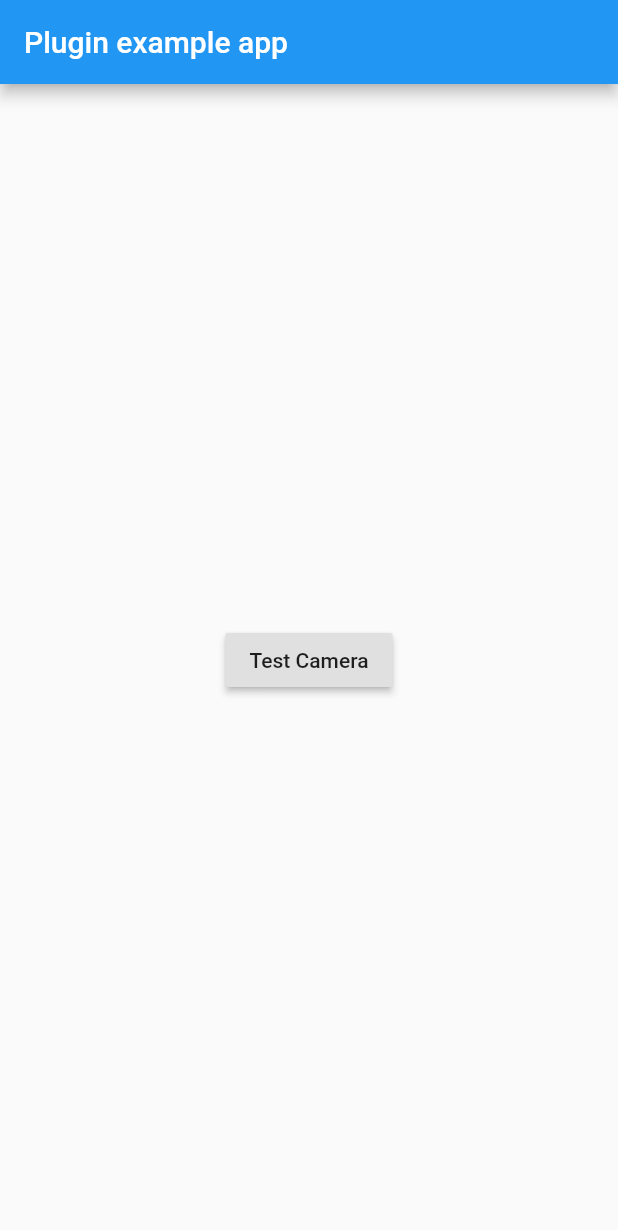
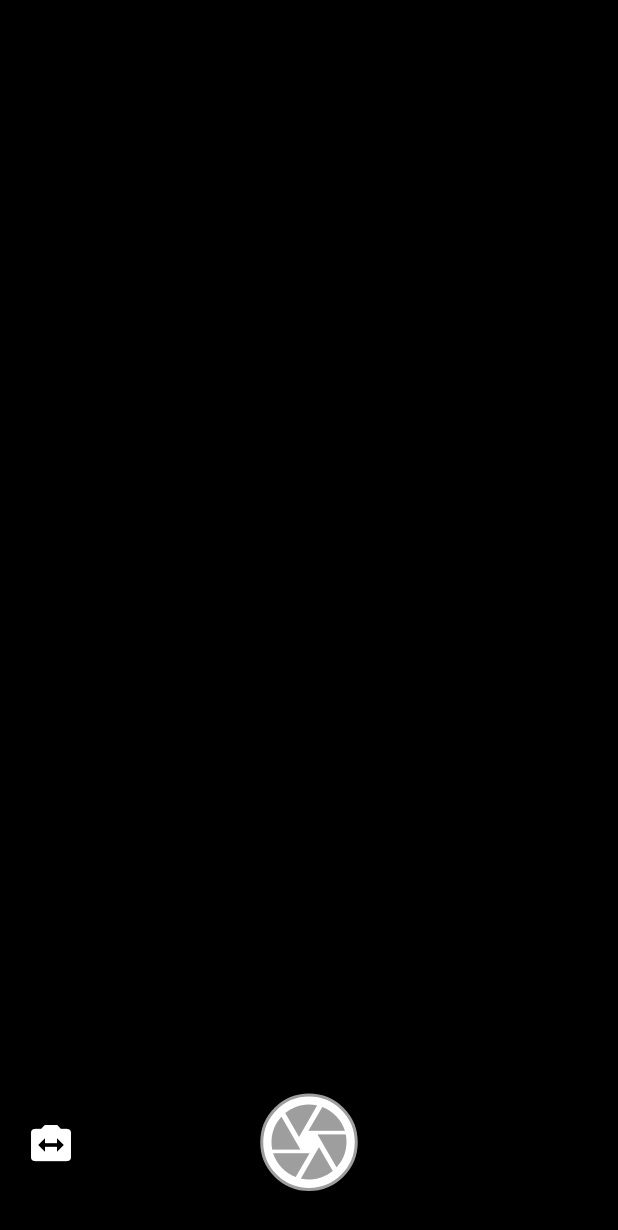
Before and after one commit to bparrishMines/super_plugins, a Flutter app: the screen it shows after launch, on a phone screen of 412 x 824 dp. Shown: the top 1230 px of the screen. Run offline on Flutter 3.47's test engine with Material 2 defaults, Android fonts, the phone set to English and light mode, and no system bars; our stand-ins replace permission_handler; missing offline and left inert: penguin.

Commit message:
Get back camera displaying

```diff
--- a/super_camera/example/lib/main.dart
+++ b/super_camera/example/lib/main.dart
@@ -1,9 +1,17 @@
 import 'package:flutter/material.dart';
+import 'package:flutter/services.dart';
 
 import 'package:permission_handler/permission_handler.dart';
 import 'package:super_camera/super_camera.dart';
 
-void main() => runApp(MyApp());
+void main() {
+//  SystemChrome.setEnabledSystemUIOverlays([]);
+//  SystemChrome.setPreferredOrientations(<DeviceOrientation>[
+//    DeviceOrientation.portraitUp,
+//  ]);
+
+  runApp(MaterialApp(home: MyApp()));
+}
 
 class MyApp extends StatefulWidget {
   @override
@@ -11,6 +19,70 @@ class MyApp extends StatefulWidget {
 }
 
 class _MyAppState extends State<MyApp> {
+  CameraController _controller;
+  LensDirection _lensDirection = LensDirection.back;
+  double _deviceRotation = 0;
+
+  @override
+  void initState() {
+    super.initState();
+    _getCameraPermission().then((bool success) {
+      if (success) _setupCamera();
+    });
+  }
+
+  Future<void> _toggleLensDirection() {
+    _controller.dispose();
+    setState(() {
+      _controller = null;
+    });
+
+    switch (_lensDirection) {
+      case LensDirection.front:
+        _lensDirection = LensDirection.back;
+        break;
+      case LensDirection.back:
+        _lensDirection = LensDirection.front;
+        break;
+      case LensDirection.unknown:
+        _lensDirection = LensDirection.front;
+        break;
+    }
+
+    return _setupCamera();
+  }
+
+  Future<void> _setupCamera() async {
+    final List<CameraDescription> cameras =
+        await CameraController.availableCameras();
+    final CameraDescription camera = cameras.firstWhere(
+      (CameraDescription desc) => desc.direction == _lensDirection,
+    );
+
+    setState(() {
+      _controller = CameraController(description: camera);
+    });
+  }
+
+  Widget _buildPictureButton() {
+    return InkResponse(
+      onTap: () {},
+      child: Container(
+        width: 65,
+        height: 65,
+        decoration: BoxDecoration(
+            color: Colors.white,
+            shape: BoxShape.circle,
+            border: Border.all(color: Colors.grey, width: 2)),
+        child: new Icon(
+          Icons.camera,
+          color: Colors.grey,
+          size: 60,
+        ),
+      ),
+    );
+  }
+
   Future<bool> _getCameraPermission() async {
     final PermissionStatus permission =
         await PermissionHandler().checkPermissionStatus(
@@ -29,33 +101,47 @@ class _MyAppState extends State<MyApp> {
 
   @override
   Widget build(BuildContext context) {
-    return MaterialApp(
-      home: Scaffold(
-        appBar: AppBar(
-          title: const Text('Plugin example app'),
-        ),
-        body: Center(
-          child: RaisedButton(
-            onPressed: () async {
-              final bool hasCameraAccess = await _getCameraPermission();
-
-              if (!hasCameraAccess) {
-                print('No camera access!');
-                return;
-              }
-
-              final List<CameraDescription> cameras =
-                  await CameraController.availableCameras();
-              final CameraController controller = new CameraController(
-                description: cameras.firstWhere(
-                    (CameraDescription description) =>
-                        description.direction == LensDirection.front),
-              );
-              print(cameras);
-            },
-            child: const Text('Test Camera'),
+    return Scaffold(
+      body: Column(
+        children: <Widget>[
+          Expanded(
+            child: Container(
+              child: _controller != null
+                  ? CameraPreview(_controller)
+                  : Container(),
+              decoration: BoxDecoration(
+                color: Colors.black,
+              ),
+            ),
           ),
-        ),
+          Container(
+            padding: EdgeInsets.only(bottom: 30, left: 10, right: 10, top: 15),
+            child: Stack(
+              children: <Widget>[
+                Container(
+                  margin: EdgeInsets.only(top: 10),
+                  alignment: Alignment.centerLeft,
+                  child: Transform.rotate(
+                    angle: _deviceRotation,
+                    child: IconButton(
+                      icon: Icon(
+                        Icons.switch_camera,
+                        color: Colors.white,
+                        size: 32,
+                      ),
+                      onPressed: _toggleLensDirection,
+                    ),
+                  ),
+                ),
+                Container(
+                  alignment: Alignment.center,
+                  child: _buildPictureButton(),
+                )
+              ],
+            ),
+            decoration: BoxDecoration(color: Colors.black),
+          ),
+        ],
       ),
     );
   }
--- a/super_camera/lib/src/interface/camera_interface.dart
+++ b/super_camera/lib/src/interface/camera_interface.dart
@@ -1,8 +1,6 @@
-// Copyright 2019 The Chromium Authors. All rights reserved.
-// Use of this source code is governed by a BSD-style license that can be
-// found in the LICENSE file.
+import 'dart:async';
 
-import 'dart:async';
+import 'package:flutter/widgets.dart';
 
 /// Location of the camera on the device.
 enum LensDirection { front, back, unknown }
@@ -26,10 +24,8 @@ abstract class CameraConfigurator {
 
   final CameraDescription cameraDescription;
 
-  /// Texture id that can be used to send camera frames to a [Texture] widget.
-  ///
-  /// You must call [addPreviewTexture] first or this will only return null.
-  int get previewTextureId;
+  /// Retrieve a [Widget] that displays the preview frames of the camera.
+  Future<Widget> getPreviewWidget();
 
   /// Initializes the camera on the device.
   Future<void> initialize();
@@ -44,7 +40,4 @@ abstract class CameraConfigurator {
 
   /// Dispose all resources and disables further use of this configurator.
   Future<void> dispose();
-
-  /// Retrieves a valid texture Id to be used with a [Texture] widget.
-  Future<int> addPreviewTexture();
 }
--- a/super_camera/lib/super_camera.dart
+++ b/super_camera/lib/super_camera.dart
@@ -1,2 +1,3 @@
 export 'src/interface/camera_controller.dart';
 export 'src/interface/camera_interface.dart';
+export 'src/interface/camera_preview.dart';
```
Also changed, not shown: super_camera/lib/src/android/camera/android_camera_configurator.dart (+49 -17 lines), super_camera/lib/src/android/camera/camera.dart (+7 -0 lines), super_camera/lib/src/android/common/super_camera_plugin.dart (+7 -2 lines), super_camera/lib/src/interface/camera_controller.dart (+5 -12 lines), super_camera/lib/src/interface/camera_preview.dart (added, +59 -0 lines).
